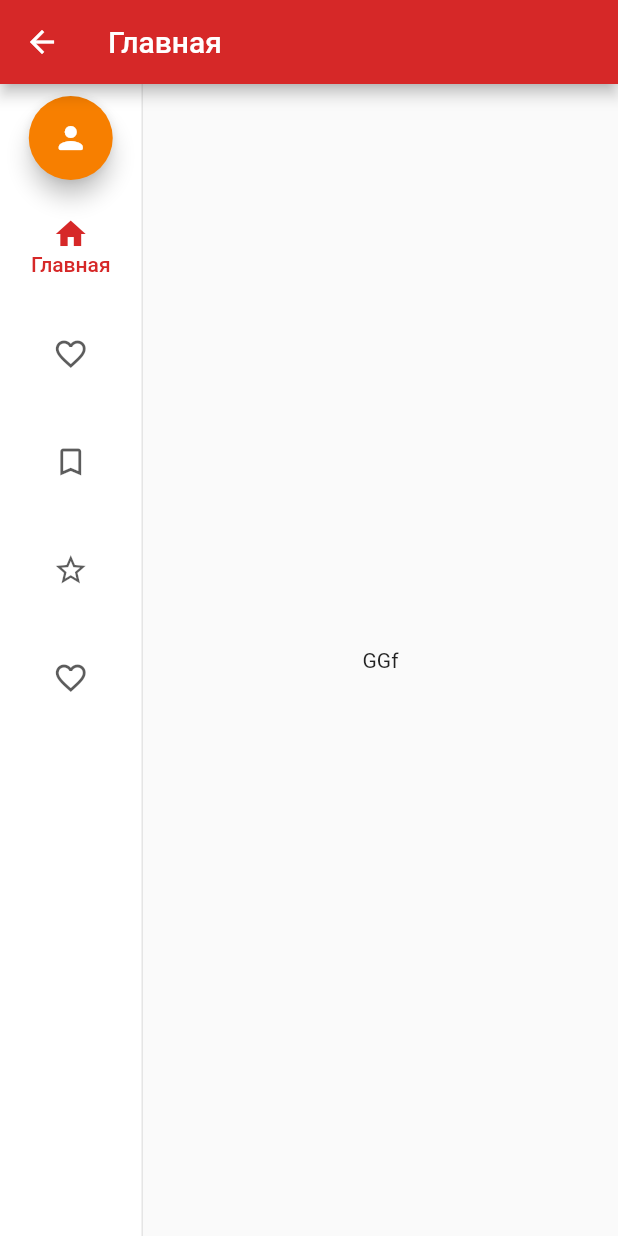
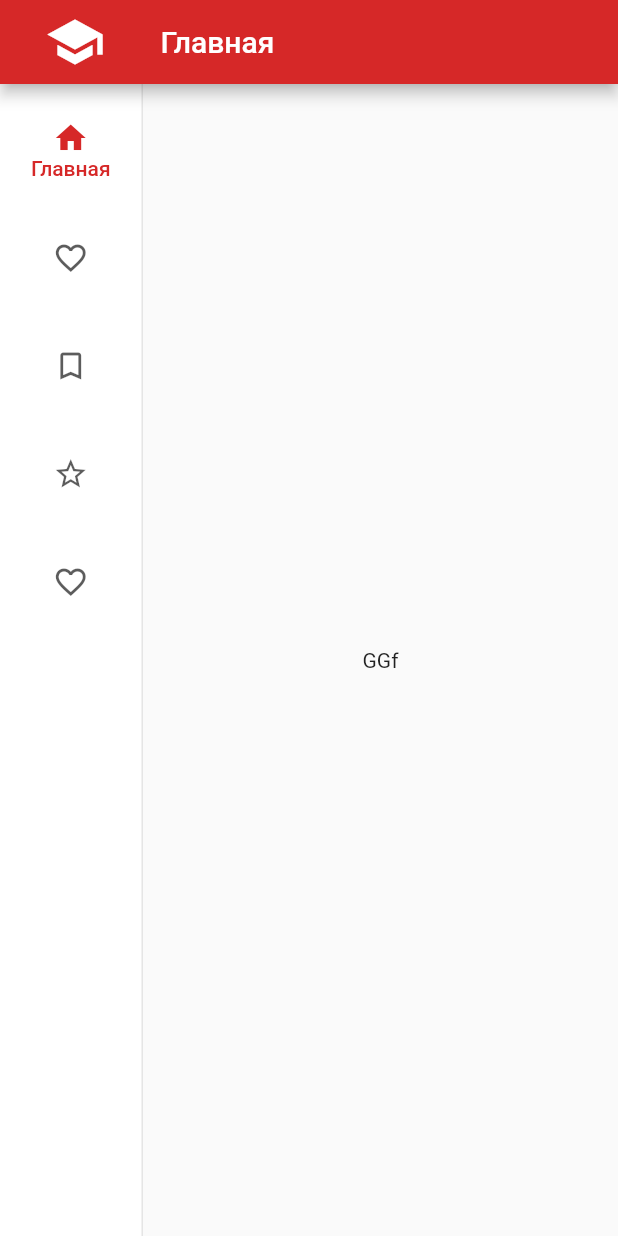
Before and after one commit to khudysh/Academus, a Flutter app: the DesktopView screen opened directly, on a phone screen of 412 x 824 dp. Run offline on Flutter 3.47's test engine with Material 2 defaults, Android fonts, the phone set to English and light mode, and no system bars; our stand-ins replace adaptive_breakpoints.

Commit message:
Changed desktop view, added logo, home route

```diff
--- a/lib/resources/theme.dart
+++ b/lib/resources/theme.dart
@@ -7,7 +7,6 @@ class CustomTheme {
     return ThemeData( //2
       primaryColor: _primaryColor,
       backgroundColor: Colors.white,
-
         highlightColor: Colors.transparent,
         colorScheme: const ColorScheme(
           primary: _primaryColor,
--- a/lib/widgets/desktopView.dart
+++ b/lib/widgets/desktopView.dart
@@ -1,6 +1,7 @@
 import 'package:flutter/material.dart';
 import 'package:srm_test/widgets/swithBody.dart';
 import 'package:srm_test/widgets/navigation.dart';
+
 class DesktopView extends StatefulWidget {
   const DesktopView({Key? key}) : super(key: key);
 
@@ -27,7 +28,6 @@ class _DesktopViewState extends State<DesktopView> with RestorationMixin {
 
   @override
   Widget build(BuildContext context) {
-
     final destinationRegister = "Журнал";
     final destinationTimetable = "Расписание";
     final destinationGroups = "Группы";
@@ -42,19 +42,36 @@ class _DesktopViewState extends State<DesktopView> with RestorationMixin {
     ];
     return Scaffold(
       appBar: AppBar(
-          title: Text(
+        leading: GestureDetector(
+          onTap: () {
+            setState(() {
+              _selectedIndex.value = 0;
+            });
+          },
+          child: const Padding(
+              padding: EdgeInsetsDirectional.only(start: 30),
+              child: Icon(
+                Icons.school_sharp,
+                size: 40,
+              )),
+          // Text(
+          //   'Academus',
+          //   style: TextStyle(
+          //     fontWeight: FontWeight.bold,
+          //     fontSize: 20,
+          //   ),
+          // ),
+        ),
+        title: Padding(
+              padding: const EdgeInsetsDirectional.only(start: 35),
+          child: Text(
             selectedItem[_selectedIndex.value],
+          ),
         ),
       ),
       body: Row(
         children: [
           NavigationRail(
-              leading: FloatingActionButton(
-                onPressed: () {setState(() {
-                  _selectedIndex.value = 0;
-                });},
-                child: const Icon(Icons.person_rounded),
-              ),
             selectedIndex: _selectedIndex.value,
             onDestinationSelected: (index) {
               setState(() {
@@ -126,6 +143,4 @@ class _DesktopViewState extends State<DesktopView> with RestorationMixin {
       ),
     );
   }
-
-
 }
```
Also changed, not shown: lib/widgets/mobileView.dart (+11 -6 lines). Lines whose indentation alone changed are shown as unchanged.
